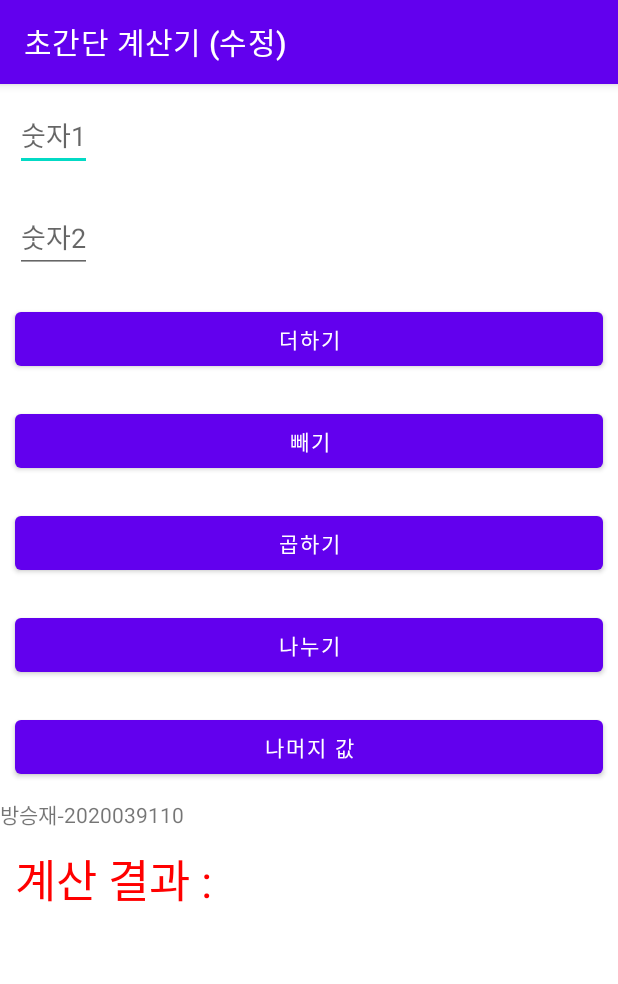
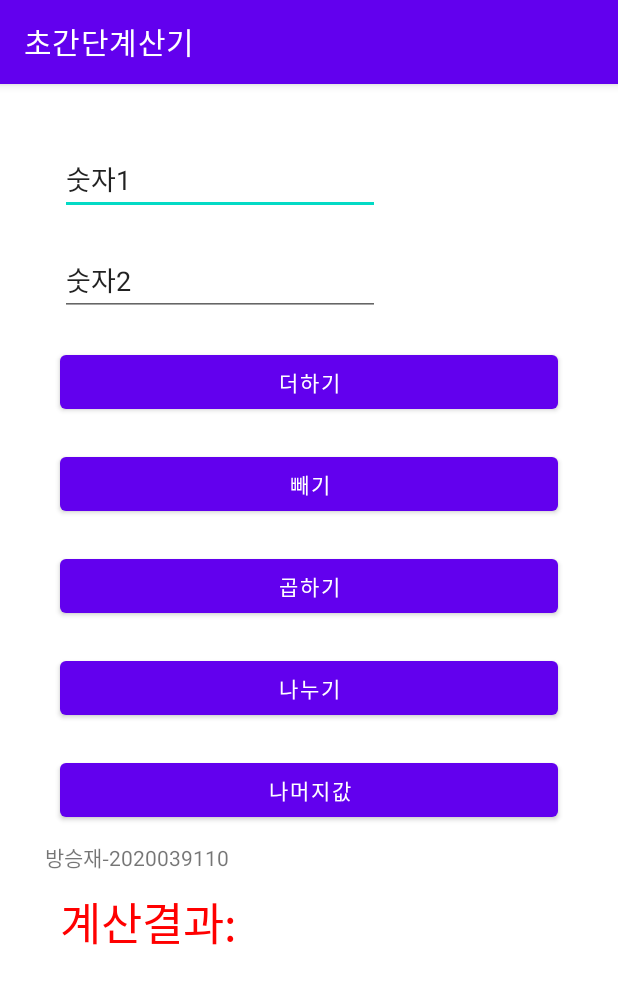
Before and after one commit to Bangseungjae/OpensourceAndriodProject, an Android app: the screen it shows after launch (MainActivity), on a phone screen of 412 x 824 dp. Shown: the top 984 px of the screen. Run offline under Robolectric (Android 15) with nearby library versions, the phone set to English and light mode, and no system bars.

Commit message:
실습4-1 초간단 계산기 앱 만들기

```diff
--- a/app/src/main/java/bsj/io/exam03/MainActivity.java
+++ b/app/src/main/java/bsj/io/exam03/MainActivity.java
@@ -1,127 +1,126 @@
 package bsj.io.exam03;
 
+import androidx.appcompat.app.AppCompatActivity;
+
 import android.os.Bundle;
+import android.view.MotionEvent;
 import android.view.View;
 import android.widget.Button;
 import android.widget.EditText;
 import android.widget.TextView;
 import android.widget.Toast;
 
-import androidx.appcompat.app.AppCompatActivity;
+public class MainActivity extends AppCompatActivity {
+    EditText edit1, edit2;
+    Button btnadd,btnsub,btnmul,btndiv,btntemp;
+    TextView textresult;
+    String num1,num2;
+    Integer result;
 
-public class MainActivity extends AppCompatActivity {
-
-    private EditText edit1, edit2;
-    private Button btnAdd, btnSub, btnMul, btnDiv, btnMod;
-    private TextView textResult;
-    private String num1, num2;
-    //    private int result; // 정수로 계산할 때
-    private Double result;  // 실수로 계산할 때
 
     @Override
     protected void onCreate(Bundle savedInstanceState) {
         super.onCreate(savedInstanceState);
         setContentView(R.layout.activity_main);
-        setTitle("초간단 계산기 (수정)");
 
-        edit1 = (EditText) findViewById(R.id.Edit1);
-        edit2 = (EditText) findViewById(R.id.Edit2);
-        btnAdd = (Button) findViewById(R.id.BtnAdd);
-        btnSub = (Button) findViewById(R.id.BtnSub);
-        btnMul = (Button) findViewById(R.id.BtnMul);
-        btnDiv = (Button) findViewById(R.id.BtnDiv);
-        btnMod = (Button) findViewById(R.id.BtnMod);
+        setTitle("초간단계산기");
 
-        textResult = (TextView) findViewById(R.id.TextResult);
+        edit1 = (EditText) findViewById(R.id.editText1);
+        edit2 = (EditText) findViewById(R.id.editText2);
+        btnadd = (Button) findViewById(R.id.button1);
+        textresult = (TextView) findViewById(R.id.TextResult);
 
-        // 더하기
-        btnAdd.setOnClickListener(new View.OnClickListener() {
+        btnsub = (Button)findViewById(R.id.button2);
+        btnmul = (Button)findViewById(R.id.button3);
+        btndiv = (Button)findViewById(R.id.button4);
+        btntemp = (Button)findViewById(R.id.button5);
+
+        btnadd.setOnClickListener(new View.OnClickListener() {
             @Override
             public void onClick(View view) {
-                // 값을 입력하지 않았을 때 오류 메시지 토스트
-                if (edit1.getText().toString().equals("") || edit2.getText().toString().equals("")) {
-                    Toast.makeText(MainActivity.this, "숫자를 입력하세요.", Toast.LENGTH_SHORT).show();
-                    return;
-                }
                 num1 = edit1.getText().toString();
                 num2 = edit2.getText().toString();
-//                result = Integer.parseInt(num1) + Integer.parseInt(num2);   // 정수로 계산할때
-                result = Double.parseDouble(num1) + Double.parseDouble(num2);   // 실수로 계산할때
-                textResult.setText("계산 결과 : " + result);
+
+                if(edit1.getText().toString().length() == 0 || edit2.getText().toString().length() == 0)
+                {
+                    Toast.makeText(getApplicationContext(), "값을 입력하세요.", Toast.LENGTH_SHORT).show();
+                    textresult.setText("계산결과: none" );
+                }
+                else {
+                    result = Integer.parseInt(num1) + Integer.parseInt(num2);
+                    textresult.setText("계산결과: " + result.toString());
+                }
             }
         });
 
-        // 빼기
-        btnSub.setOnClickListener(new View.OnClickListener() {
+        btnsub.setOnClickListener(new View.OnClickListener() {
             @Override
             public void onClick(View view) {
-                // 값을 입력하지 않았을 때 오류 메시지 토스트
-                if (edit1.getText().toString().equals("") || edit2.getText().toString().equals("")) {
-                    Toast.makeText(MainActivity.this, "숫자를 입력하세요.", Toast.LENGTH_SHORT).show();
-                    return;
-                }
                 num1 = edit1.getText().toString();
                 num2 = edit2.getText().toString();
-                //                result = Integer.parseInt(num1) - Integer.parseInt(num2);   // 정수로 계산할때
-                result = Double.parseDouble(num1) - Double.parseDouble(num2);   // 실수로 계산할때
-                textResult.setText("계산 결과 : " + result);
+                if(edit1.getText().toString().length() == 0 || edit2.getText().toString().length() == 0)
+                {
+                    Toast.makeText(getApplicationContext(), "값을 입력하세요.", Toast.LENGTH_SHORT).show();
+                    textresult.setText("계산결과: none" );
+                }
+                else {
+                    result = Integer.parseInt(num1) - Integer.parseInt(num2);
+                    textresult.setText("계산결과: " + result.toString());
+                }
             }
         });
 
-        // 곱셈
-        btnMul.setOnClickListener(new View.OnClickListener() {
+        btnmul.setOnClickListener(new View.OnClickListener() {
             @Override
             public void onClick(View view) {
-                // 값을 입력하지 않았을 때 오류 메시지 토스트
-                if (edit1.getText().toString().equals("") || edit2.getText().toString().equals("")) {
-                    Toast.makeText(MainActivity.this, "숫자를 입력하세요.", Toast.LENGTH_SHORT).show();
-                    return;
-                }
                 num1 = edit1.getText().toString();
                 num2 = edit2.getText().toString();
-//                result = Integer.parseInt(num1) * Integer.parseInt(num2);   // 정수로 계산할때
-                result = Double.parseDouble(num1) * Double.parseDouble(num2);   // 실수로 계산할때
-                textResult.setText("계산 결과 : " + result);
+                if(edit1.getText().toString().length() == 0 || edit2.getText().toString().length() == 0)
+                {
+                    Toast.makeText(getApplicationContext(), "값을 입력하세요.", Toast.LENGTH_SHORT).show();
+                    textresult.setText("계산결과: none" );
+                }
+                else {
+                    result = Integer.parseInt(num1) * Integer.parseInt(num2);
+                    textresult.setText("계산결과: " + result.toString());
+                }
             }
         });
 
-        // 나누기
-        btnDiv.setOnClickListener(new View.OnClickListener() {
+        btndiv.setOnClickListener(new View.OnClickListener() {
             @Override
             public void onClick(View view) {
-                // 값을 입력하지 않았을 때 오류 메시지 토스트
-                if (edit1.getText().toString().equals("") || edit2.getText().toString().equals("")) {
-                    Toast.makeText(MainActivity.this, "숫자를 입력하세요.", Toast.LENGTH_SHORT).show();
-                    return;
-                }
-                // 0으로 나눌 시 토스트 메세지와 계산 안함
-                if (edit2.getText().toString().equals("0")) {
-                    Toast.makeText(MainActivity.this, "0으로 나눌 수 없습니다.", Toast.LENGTH_SHORT).show();
-                    return;
-                }
                 num1 = edit1.getText().toString();
                 num2 = edit2.getText().toString();
-//                result = Integer.parseInt(num1) / Integer.parseInt(num2);   // 정수로 계산할때
-                result = Double.parseDouble(num1) / Double.parseDouble(num2);   // 실수로 계산할때
-                textResult.setText("계산 결과 : " + result);
+                if(edit1.getText().toString().length() == 0 || edit2.getText().toString().length() == 0 ||Integer.parseInt(num2)==0)
+                {
+                    Toast.makeText(getApplicationContext(), "계산할수없습니다.", Toast.LENGTH_SHORT).show();
+                    textresult.setText("계산결과: none" );
+                }
+                else {
+                    result = Integer.parseInt(num1) / Integer.parseInt(num2);
+                    textresult.setText("계산결과: " + result.toString());
+                }
             }
         });
 
-        // 나머지
-        btnMod.setOnClickListener(new View.OnClickListener() {
+        btntemp.setOnClickListener(new View.OnClickListener() {
             @Override
             public void onClick(View view) {
-                // 값을 입력하지 않았을 때 오류 메시지 토스트
-                if (edit1.getText().toString().equals("") || edit2.getText().toString().equals("")) {
-                    Toast.makeText(MainActivity.this, "숫자를 입력하세요.", Toast.LENGTH_SHORT).show();
-                    return;
-                }
                 num1 = edit1.getText().toString();
                 num2 = edit2.getText().toString();
-//                result = Integer.parseInt(num1) % Integer.parseInt(num2);   // 정수로 계산할때
-                result = Double.parseDouble(num1) % Double.parseDouble(num2);   // 실수로 계산할때
-                textResult.setText("계산 결과 : " + result);
+                if(edit1.getText().toString().length() == 0 || edit2.getText().toString().length() == 0)
+                {
+                    Toast.makeText(getApplicationContext(), "값을 입력하세요.", Toast.LENGTH_SHORT).show();
+                    textresult.setText("계산결과: none" );
+                }
+                else {
+                    result = Integer.parseInt(num1) % Integer.parseInt(num2);
+                    textresult.setText("계산결과: " + result.toString());
+                }
             }
         });
+
+
     }
 }
--- a/app/src/main/res/layout/activity_main.xml
+++ b/app/src/main/res/layout/activity_main.xml
@@ -4,57 +4,62 @@
     xmlns:tools="http://schemas.android.com/tools"
     android:layout_width="match_parent"
     android:layout_height="match_parent"
+    tools:context=".MainActivity"
     android:orientation="vertical"
-    tools:context=".MainActivity">
+    android:padding="30dp">
 
     <EditText
-        android:id="@+id/Edit1"
+        android:id="@+id/editText1"
+        android:layout_width="wrap_content"
+        android:layout_height="wrap_content"
+        android:ems="10"
+        android:inputType="number"
+        android:layout_margin="10dp"
+        android:text="숫자1" />
+
+    <EditText
+        android:id="@+id/editText2"
         android:layout_width="wrap_content"
         android:layout_height="wrap_content"
         android:layout_margin="10dp"
-        android:hint="숫자1" />
-
-    <EditText
-        android:id="@+id/Edit2"
-        android:layout_width="wrap_content"
-        android:layout_height="wrap_content"
-        android:layout_margin="10dp"
-        android:hint="숫자2" />
+        android:ems="10"
+        android:inputType="number"
+        android:text="숫자2" />
 
     <Button
-        android:id="@+id/BtnAdd"
+        android:id="@+id/button1"
+        android:layout_margin="10dp"
         android:layout_width="match_parent"
         android:layout_height="wrap_content"
-        android:layout_margin="10dp"
         android:text="더하기" />
 
     <Button
-        android:id="@+id/BtnSub"
+        android:id="@+id/button2"
+        android:layout_margin="10dp"
         android:layout_width="match_parent"
         android:layout_height="wrap_content"
-        android:layout_margin="10dp"
         android:text="빼기" />
 
     <Button
-        android:id="@+id/BtnMul"
+        android:id="@+id/button3"
+        android:layout_margin="10dp"
         android:layout_width="match_parent"
         android:layout_height="wrap_content"
-        android:layout_margin="10dp"
         android:text="곱하기" />
 
     <Button
-        android:id="@+id/BtnDiv"
+        android:id="@+id/button4"
+        android:layout_margin="10dp"
         android:layout_width="match_parent"
         android:layout_height="wrap_content"
-        android:layout_margin="10dp"
         android:text="나누기" />
 
     <Button
-        android:id="@+id/BtnMod"
+        android:id="@+id/button5"
+        android:layout_margin="10dp"
         android:layout_width="match_parent"
         android:layout_height="wrap_content"
-        android:layout_margin="10dp"
-        android:text="나머지 값" />
+        android:text="나머지값" />
 
     <TextView
         android:layout_width="wrap_content"
@@ -62,13 +67,13 @@
         android:text="방승재-2020039110"
         />
 
+
     <TextView
         android:id="@+id/TextResult"
         android:layout_width="wrap_content"
         android:layout_height="wrap_content"
+        android:textSize="30dp"
+        android:textColor="#FF0000"
         android:layout_margin="10dp"
-        android:text="계산 결과 : "
-        android:textColor="#FF0000"
-        android:textSize="30dp" />
-
+        android:text="계산결과: " />
 </LinearLayout>
```
